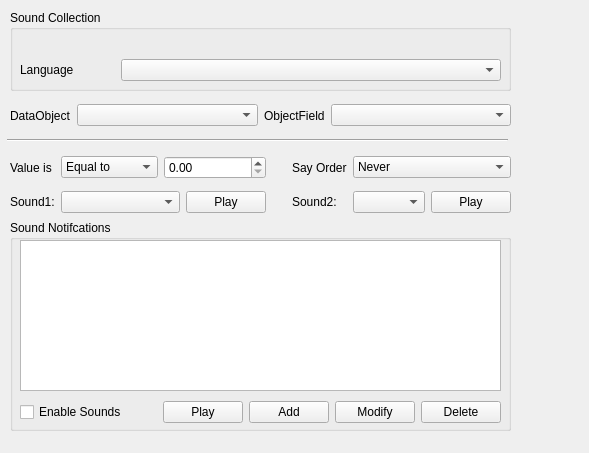
First picture: the form in ground/src/plugins/notify/notifypluginoptionspage.ui, repository openpilot/OpenPilot, before the edit.
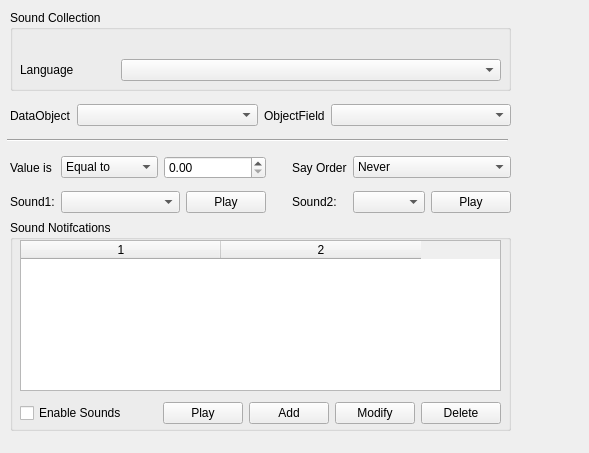
Second picture: the form after the edit. Icons and pictures are not drawn. Custom widgets are drawn as their Qt base class.

Diff of the .ui file:
```diff
--- a/ground/src/plugins/notify/notifypluginoptionspage.ui
+++ b/ground/src/plugins/notify/notifypluginoptionspage.ui
@@ -294,17 +294,17 @@
      <enum>QAbstractItemView::SelectRows</enum>
     </property>
     <property name="columnCount">
-     <number>1</number>
+     <number>2</number>
     </property>
     <attribute name="horizontalHeaderVisible">
-     <bool>false</bool>
+     <bool>true</bool>
     </attribute>
     <attribute name="horizontalHeaderDefaultSectionSize">
-     <number>300</number>
-    </attribute>
-    <attribute name="horizontalHeaderMinimumSectionSize">
      <number>200</number>
     </attribute>
+    <attribute name="horizontalHeaderMinimumSectionSize">
+     <number>100</number>
+    </attribute>
     <attribute name="verticalHeaderVisible">
      <bool>true</bool>
     </attribute>
@@ -315,6 +315,7 @@
      <bool>true</bool>
     </attribute>
     <column/>
+    <column/>
    </widget>
    <widget class="QWidget" name="layoutWidget">
     <property name="geometry">
@@ -322,7 +323,7 @@
       <x>10</x>
       <y>180</y>
       <width>481</width>
-      <height>25</height>
+      <height>26</height>
      </rect>
     </property>
     <layout class="QHBoxLayout" name="horizontalLayout">
```
Left out of the diff: 31 changed lines with no effect on the pictures.
